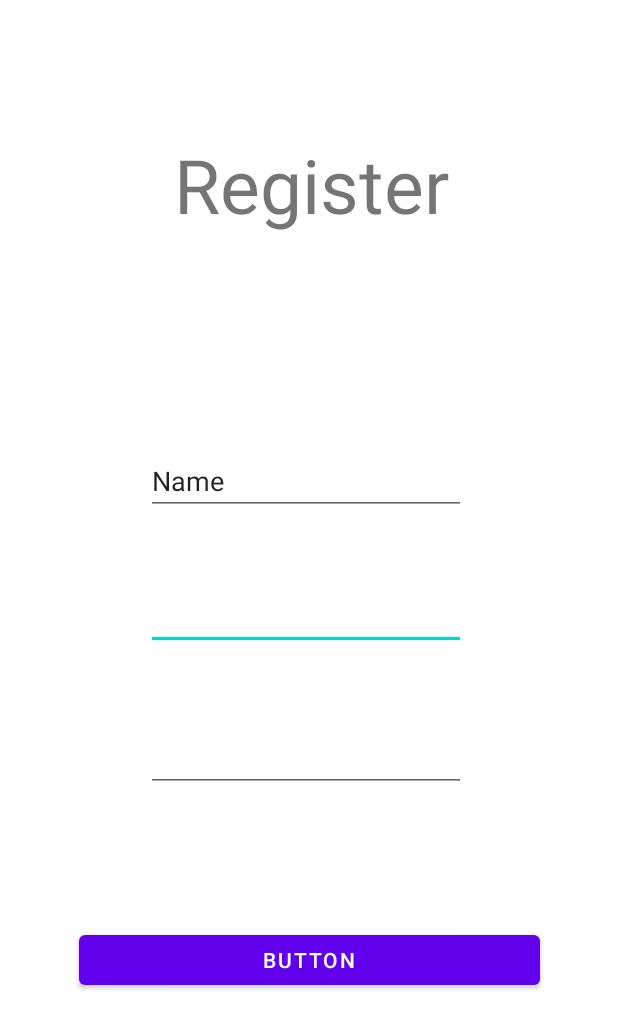
After one commit to jason-ball/ScoreBuddy, an Android app: the RegisterActivity screen opened directly, with no data from a screen before it, on a phone screen of 412 x 824 dp. The commit adds this screen. Shown: the top 1029 px of the screen. Run offline under Robolectric (Android 15) with nearby library versions, the phone set to English and light mode, and no system bars.

Commit message:
created register page

```diff
--- a/app/build.gradle
+++ b/app/build.gradle
@@ -33,6 +33,8 @@
     implementation 'androidx.appcompat:appcompat:1.2.0'
     implementation 'com.google.android.material:material:1.2.1'
     implementation 'androidx.constraintlayout:constraintlayout:2.0.4'
+    implementation 'androidx.navigation:navigation-fragment:2.2.2'
+    implementation 'androidx.navigation:navigation-ui:2.2.2'
     testImplementation 'junit:junit:4.+'
     androidTestImplementation 'androidx.test.ext:junit:1.1.2'
     androidTestImplementation 'androidx.test.espresso:espresso-core:3.3.0'
--- a/app/src/main/AndroidManifest.xml
+++ b/app/src/main/AndroidManifest.xml
@@ -9,6 +9,10 @@
         android:roundIcon="@mipmap/ic_launcher_round"
         android:supportsRtl="true"
         android:theme="@style/Theme.ScoreBuddy">
+        <activity
+            android:name=".RegisterActivity"
+            android:label="@string/title_activity_register"
+            android:theme="@style/Theme.ScoreBuddy.NoActionBar"></activity>
         <activity android:name=".MainActivity">
             <intent-filter>
                 <action android:name="android.intent.action.MAIN" />
--- /dev/null
+++ b/app/src/main/java/dev/jasonball/scorebuddy/RegisterActivity.java
@@ -0,0 +1,23 @@
+package dev.jasonball.scorebuddy;
+
+import android.os.Bundle;
+
+import com.google.android.material.floatingactionbutton.FloatingActionButton;
+import com.google.android.material.snackbar.Snackbar;
+
+import androidx.appcompat.app.AppCompatActivity;
+import androidx.appcompat.widget.Toolbar;
+
+import android.view.View;
+
+public class RegisterActivity extends AppCompatActivity {
+
+    @Override
+    protected void onCreate(Bundle savedInstanceState) {
+        super.onCreate(savedInstanceState);
+        setContentView(R.layout.activity_register);
+
+
+
+    }
+}
--- /dev/null
+++ b/app/src/main/res/layout/activity_register.xml
@@ -0,0 +1,88 @@
+<?xml version="1.0" encoding="utf-8"?>
+<androidx.constraintlayout.widget.ConstraintLayout xmlns:android="http://schemas.android.com/apk/res/android"
+    xmlns:app="http://schemas.android.com/apk/res-auto"
+    xmlns:tools="http://schemas.android.com/tools"
+    android:layout_width="match_parent"
+    android:layout_height="match_parent"
+    tools:context=".RegisterActivity">
+
+
+    <TextView
+        android:id="@+id/textView"
+        android:layout_width="wrap_content"
+        android:layout_height="wrap_content"
+        android:layout_marginStart="181dp"
+        android:layout_marginTop="80dp"
+        android:layout_marginEnd="178dp"
+        android:layout_marginBottom="112dp"
+        android:text="Register"
+        android:textSize="50dp"
+        app:layout_constraintBottom_toTopOf="@+id/editTextTextPersonName"
+        app:layout_constraintEnd_toEndOf="parent"
+        app:layout_constraintStart_toStartOf="parent"
+        app:layout_constraintTop_toTopOf="parent" />
+
+    <EditText
+        android:id="@+id/editTextTextEmailAddress2"
+        android:layout_width="wrap_content"
+        android:layout_height="wrap_content"
+        android:layout_marginStart="101dp"
+        android:layout_marginTop="20dp"
+        android:layout_marginEnd="101dp"
+        android:layout_marginBottom="20dp"
+        android:ems="10"
+        android:inputType="textEmailAddress"
+        app:layout_constraintBottom_toTopOf="@+id/editTextTextPassword"
+        app:layout_constraintEnd_toEndOf="parent"
+        app:layout_constraintHorizontal_bias="1.0"
+        app:layout_constraintStart_toStartOf="parent"
+        app:layout_constraintTop_toBottomOf="@+id/editTextTextPersonName" />
+
+    <EditText
+        android:id="@+id/editTextTextPassword"
+        android:layout_width="wrap_content"
+        android:layout_height="wrap_content"
+        android:layout_marginStart="101dp"
+        android:layout_marginTop="20dp"
+        android:layout_marginEnd="101dp"
+        android:layout_marginBottom="60dp"
+        android:ems="10"
+        android:inputType="textPassword"
+        app:layout_constraintBottom_toTopOf="@+id/button"
+        app:layout_constraintEnd_toEndOf="parent"
+        app:layout_constraintHorizontal_bias="1.0"
+        app:layout_constraintStart_toStartOf="parent"
+        app:layout_constraintTop_toBottomOf="@+id/editTextTextEmailAddress2" />
+
+    <EditText
+        android:id="@+id/editTextTextPersonName"
+        android:layout_width="wrap_content"
+        android:layout_height="wrap_content"
+        android:layout_marginStart="101dp"
+        android:layout_marginTop="20dp"
+        android:layout_marginEnd="101dp"
+        android:layout_marginBottom="15dp"
+        android:ems="10"
+        android:inputType="textPersonName"
+        android:text="Name"
+        app:layout_constraintBottom_toTopOf="@+id/editTextTextEmailAddress2"
+        app:layout_constraintEnd_toEndOf="parent"
+        app:layout_constraintHorizontal_bias="1.0"
+        app:layout_constraintStart_toStartOf="parent"
+        app:layout_constraintTop_toBottomOf="@+id/textView" />
+
+    <Button
+        android:id="@+id/button"
+        android:layout_width="307dp"
+        android:layout_height="45dp"
+        android:layout_marginStart="52dp"
+        android:layout_marginTop="20dp"
+        android:layout_marginEnd="52dp"
+        android:layout_marginBottom="152dp"
+        android:text="Button"
+        app:layout_constraintBottom_toBottomOf="parent"
+        app:layout_constraintEnd_toEndOf="parent"
+        app:layout_constraintStart_toStartOf="parent"
+        app:layout_constraintTop_toBottomOf="@+id/editTextTextPassword" />
+
+</androidx.constraintlayout.widget.ConstraintLayout>
--- a/app/src/main/res/values/themes.xml
+++ b/app/src/main/res/values/themes.xml
@@ -13,4 +13,13 @@
         <item name="android:statusBarColor" tools:targetApi="l">?attr/colorPrimaryVariant</item>
         <!-- Customize your theme here. -->
     </style>
+
+    <style name="Theme.ScoreBuddy.NoActionBar">
+        <item name="windowActionBar">false</item>
+        <item name="windowNoTitle">true</item>
+    </style>
+
+    <style name="Theme.ScoreBuddy.AppBarOverlay" parent="ThemeOverlay.AppCompat.Dark.ActionBar" />
+
+    <style name="Theme.ScoreBuddy.PopupOverlay" parent="ThemeOverlay.AppCompat.Light" />
 </resources>
```
Also changed, not shown: app/src/main/res/navigation/nav_graph.xml (added, +28 -0 lines), app/src/main/res/values/strings.xml (+9 -0 lines).
